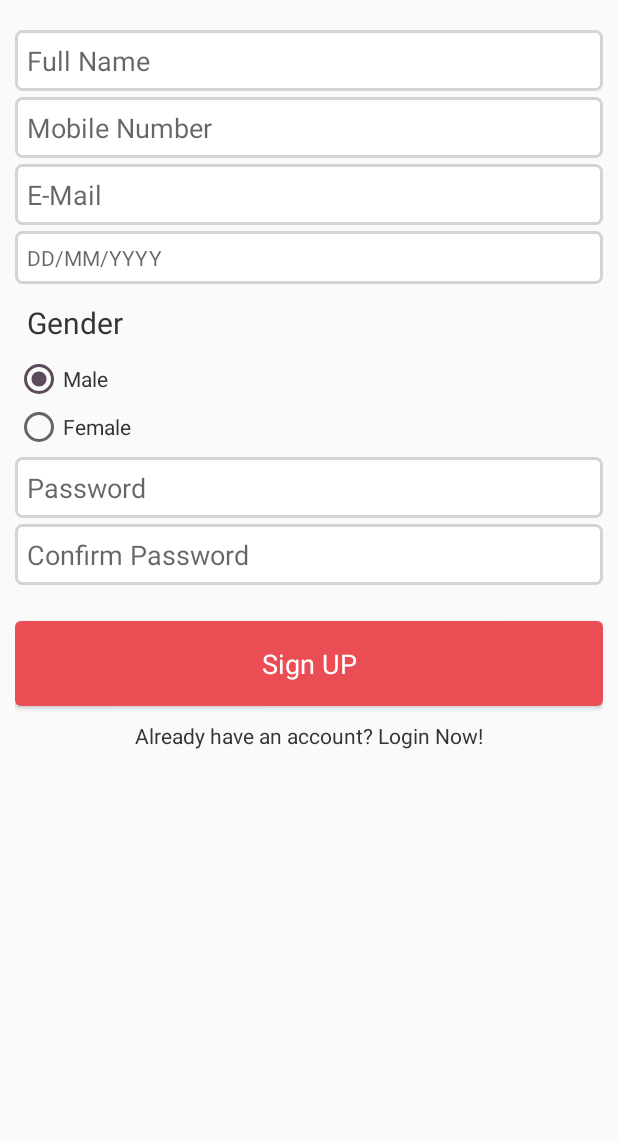
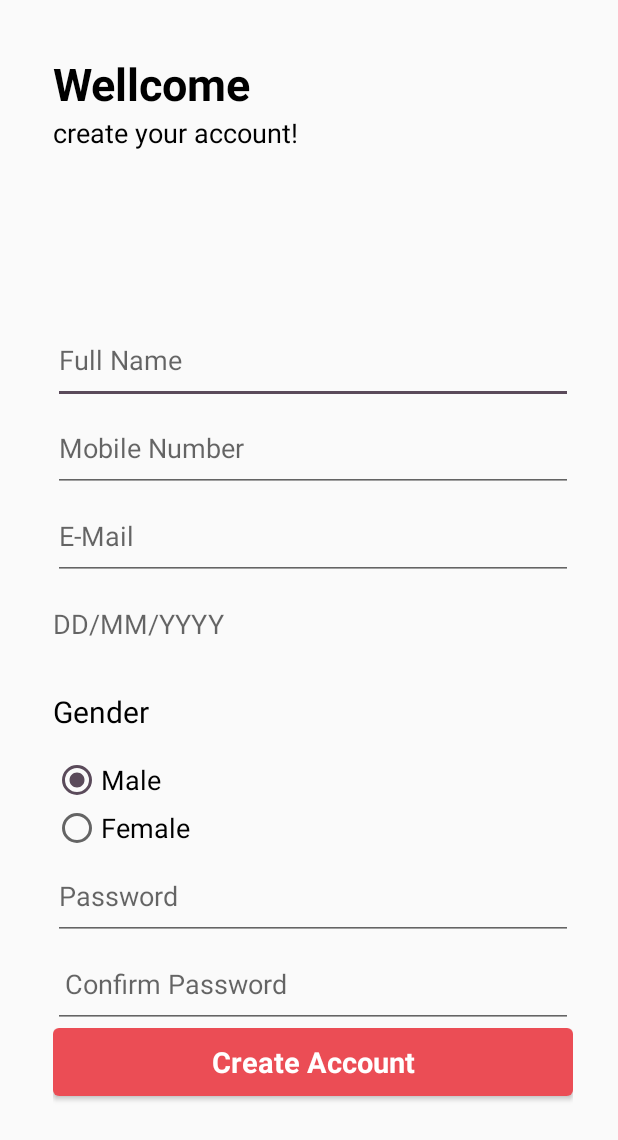
Before and after one commit to Rashedul158373/OpenVote, an Android app: the screen it shows after launch (SignUpActivity), after a tap on "New user? Register here!", on a phone screen of 412 x 824 dp. Shown: the top 1140 px of the screen. Run offline under Robolectric (Android 15) with nearby library versions, the phone set to English and light mode, and no system bars; our stand-ins replace Firebase (no records; nobody signed in at launch, a user with empty details on screens opened directly).

Commit message:
date picker time picker design signup complete

```diff
--- a/app/src/main/java/com/example/openvote/LogInActivity.java
+++ b/app/src/main/java/com/example/openvote/LogInActivity.java
@@ -69,9 +69,9 @@ public class LogInActivity extends AppCompatActivity {
     }
 
     private void init() {
-        emailET = findViewById(R.id.emailETLI);
-        passwordET = findViewById(R.id.passwordETLI);
-        loginBTN = findViewById(R.id.loginBTNLI);
+        emailET = findViewById(R.id.email_et);
+        passwordET = findViewById(R.id.password_et);
+        loginBTN = findViewById(R.id.login_btn);
         firebaseAuth = FirebaseAuth.getInstance();
         goForSignUpBTN = findViewById(R.id.goForSignUpBTNLI);
     }
--- a/app/src/main/java/com/example/openvote/SignUpActivity.java
+++ b/app/src/main/java/com/example/openvote/SignUpActivity.java
@@ -29,7 +29,7 @@ public class SignUpActivity extends AppCompatActivity {
 
     private EditText userNameET, mobileNumberET, emailET, passwordET, confirmPasswordET;
     private RadioGroup genderRG;
-    private TextView goForSignUp, dateOfBirth_tv;
+    private TextView dateOfBirth_tv;
     private Button registerBTN;
     private String userName, mobileNumber, email, dateOfBirth, gender, password, confirmPassword;
     private FirebaseAuth firebaseAuth;
@@ -41,6 +41,7 @@ public class SignUpActivity extends AppCompatActivity {
         setContentView(R.layout.activity_sign_up);
         getSupportActionBar().hide();
 
+        init();
         genderRG.setOnCheckedChangeListener(new RadioGroup.OnCheckedChangeListener() {
             @Override
             public void onCheckedChanged(RadioGroup radioGroup, int i) {
@@ -48,8 +49,14 @@ public class SignUpActivity extends AppCompatActivity {
                 gender= rb.getText().toString();
             }
         });
-        init();
 
+
+        dateOfBirth_tv.setOnClickListener(new View.OnClickListener() {
+            @Override
+            public void onClick(View v) {
+                pickDate();
+            }
+        });
         registerBTN.setOnClickListener(new View.OnClickListener() {
             @Override
             public void onClick(View v) {
@@ -61,13 +68,6 @@ public class SignUpActivity extends AppCompatActivity {
                 } else {
                     Toast.makeText(SignUpActivity.this, "Password didn't mached", Toast.LENGTH_SHORT).show();
                 }
-
-                goForSignUp.setOnClickListener(new View.OnClickListener() {
-                    @Override
-                    public void onClick(View v) {
-                        startActivity(new Intent(SignUpActivity.this, LogInActivity.class));
-                    }
-                });
 
 
             }
@@ -152,14 +152,13 @@ public class SignUpActivity extends AppCompatActivity {
     //init fields
     private void init() {
         genderRG = findViewById(R.id.genderRG);
-        userNameET = findViewById(R.id.userNameETSU);
-        mobileNumberET = findViewById(R.id.mobileNumberETSU);
-        goForSignUp = findViewById(R.id.goForSignUp);
-        emailET = findViewById(R.id.emailETSU);
+        userNameET = findViewById(R.id.userName_et);
+        mobileNumberET = findViewById(R.id.mobileNumber_et);
+        emailET = findViewById(R.id.email_et);
         dateOfBirth_tv = findViewById(R.id.dob_tv);
-        passwordET = findViewById(R.id.passwordETSU);
-        confirmPasswordET = findViewById(R.id.confirmPasswordETSU);
-        registerBTN = findViewById(R.id.registerBTNSU);
+        passwordET = findViewById(R.id.password_et);
+        confirmPasswordET = findViewById(R.id.confirmPassword_et);
+        registerBTN = findViewById(R.id.register_btn);
         firebaseAuth = FirebaseAuth.getInstance();
         databaseReference = FirebaseDatabase.getInstance().getReference();
     }
--- a/app/src/main/res/layout/activity_sign_up.xml
+++ b/app/src/main/res/layout/activity_sign_up.xml
@@ -8,160 +8,173 @@
     android:padding="10dp"
     tools:context=".SignUpActivity">
 
-    <EditText
-        android:id="@+id/userNameETSU"
+    <LinearLayout
+        android:layout_width="match_parent"
+        android:layout_height="match_parent"
+        android:layout_marginLeft="25dp"
+        android:layout_marginRight="20dp"
+        android:layout_marginTop="25dp"
+        android:layout_marginBottom="70dp"
+        android:orientation="vertical">
+
+        <LinearLayout
+            android:layout_width="match_parent"
+            android:layout_height="0dp"
+            android:layout_weight="3"
+            android:orientation="vertical">
+            <TextView
                 android:layout_width="match_parent"
                 android:layout_height="wrap_content"
-        android:layout_marginTop="10dp"
-        android:background="@drawable/curve_background"
-        android:drawablePadding="12dp"
-        android:ems="10"
+                android:text="Wellcome"
+                android:textStyle="bold"
+                android:textColor="#000000"
+                android:textSize="30sp"
+                android:gravity="center_vertical"/>
+            <TextView
+                android:layout_width="match_parent"
+                android:layout_height="wrap_content"
+                android:text="create your account!"
+                android:textColor="#000000"
+                android:textSize="18sp"
+                android:gravity="center_vertical"/>
+        </LinearLayout>
+        <EditText
+            android:id="@+id/userName_et"
+            android:layout_width="match_parent"
+            android:layout_height="0dp"
+            android:layout_weight="1"
             android:hint="Full Name"
+            android:textSize="18sp"
+            android:gravity="center_vertical"
+            android:textColor="#000000"
             android:inputType="text"
             android:maxLines="1"
-        android:padding="8dp"
-        android:textColor="@color/text_color"
 
             />
-
-
         <EditText
-        android:id="@+id/mobileNumberETSU"
+            android:id="@+id/mobileNumber_et"
             android:layout_width="match_parent"
-        android:layout_height="wrap_content"
-        android:layout_marginTop="4dp"
-        android:background="@drawable/curve_background"
-        android:drawablePadding="12dp"
-        android:ems="10"
+            android:layout_height="0dp"
+            android:layout_weight="1"
+            android:textColor="#000000"
             android:hint="Mobile Number"
+            android:textSize="18sp"
+            android:gravity="center_vertical"
             android:inputType="number"
             android:maxLines="1"
             android:maxLength="11"
-        android:padding="8dp"
-        android:textColor="@color/text_color"
 
             />
-
-
         <EditText
-        android:id="@+id/emailETSU"
+            android:id="@+id/email_et"
             android:layout_width="match_parent"
-        android:layout_height="wrap_content"
-        android:layout_marginTop="4dp"
-        android:background="@drawable/curve_background"
-        android:drawablePadding="12dp"
-        android:ems="10"
+            android:layout_height="0dp"
+            android:layout_weight="1"
+            android:textColor="#000000"
             android:hint="E-Mail"
+            android:textSize="18sp"
             android:inputType="textEmailAddress"
+            android:gravity="center_vertical"
             android:maxLines="1"
-        android:padding="8dp"
-        android:textColor="@color/text_color"
 
             />
-
         <TextView
             android:id="@+id/dob_tv"
             android:layout_width="match_parent"
-        android:layout_height="wrap_content"
-        android:layout_marginTop="4dp"
-        android:background="@drawable/curve_background"
-        android:drawablePadding="12dp"
-        android:ems="10"
+            android:layout_height="0dp"
+            android:layout_weight="1"
+            android:textColor="#000000"
             android:hint="DD/MM/YYYY"
+            android:textSize="18sp"
             android:inputType="textEmailAddress"
+            android:gravity="center_vertical"
             android:maxLines="1"
-        android:padding="8dp"
-        android:textColor="@color/text_color"
 
             />
-
         <TextView
-        android:layout_width="wrap_content"
-        android:layout_height="wrap_content"
-        android:layout_marginTop="4dp"
-        android:padding="8dp"
+            android:layout_width="match_parent"
+            android:layout_height="0dp"
+            android:layout_weight="1"
+            android:textColor="#000000"
             android:text="Gender"
-        android:textColor="@color/text_color"
+            android:gravity="center_vertical"
             android:textSize="20sp" />
-
         <RadioGroup
             android:id="@+id/genderRG"
             android:layout_width="wrap_content"
             android:layout_height="wrap_content">
 
             <RadioButton
-            android:id="@+id/maleId"
-            android:layout_width="wrap_content"
-            android:layout_height="wrap_content"
+                android:layout_width="match_parent"
+                android:layout_height="0dp"
+                android:layout_weight="1"
                 android:text="Male"
+                android:textSize="18sp"
+                android:gravity="center_vertical"
+                android:textColor="#000000"
                 android:checked="true"
-            android:textColor="@color/text_color" />
+                />
 
             <RadioButton
-            android:id="@+id/femaleId"
-            android:layout_width="wrap_content"
-            android:layout_height="wrap_content"
+                android:layout_width="match_parent"
+                android:layout_height="0dp"
+                android:layout_weight="1"
                 android:text="Female"
-            android:textColor="@color/text_color" />
+                android:textSize="18sp"
+                android:gravity="center_vertical"
+                android:textColor="#000000"/>
         </RadioGroup>
+        <EditText
+            android:id="@+id/password_et"
+            android:layout_width="match_parent"
+            android:layout_height="0dp"
+            android:layout_weight="1"
+            android:textColor="#000000"
+            android:hint="Password"
+            android:textSize="18sp"
+            android:gravity="center_vertical"
+            android:inputType="textPassword"
+            android:maxLines="1"
 
+            />
         <EditText
-        android:id="@+id/passwordETSU"
+            android:id="@+id/confirmPassword_et"
             android:layout_width="match_parent"
-        android:layout_height="wrap_content"
-        android:layout_marginTop="4dp"
-        android:background="@drawable/curve_background"
-        android:drawablePadding="12dp"
-        android:ems="10"
-        android:hint="Password"
+            android:layout_height="0dp"
+            android:layout_weight="1"
+            android:textColor="#000000"
+            android:hint="Confirm Password"
+            android:textSize="18sp"
+            android:gravity="center_vertical"
             android:inputType="textPassword"
             android:maxLines="1"
             android:padding="8dp"
-        android:textColor="@color/text_color"
 
             />
 
-    <EditText
-        android:id="@+id/confirmPasswordETSU"
+        <LinearLayout
             android:layout_width="match_parent"
-        android:layout_height="wrap_content"
-        android:layout_marginTop="4dp"
-        android:background="@drawable/curve_background"
-        android:drawablePadding="12dp"
-        android:ems="10"
-        android:hint="Confirm Password"
-        android:inputType="textPassword"
-        android:maxLines="1"
-        android:padding="8dp"
-        android:textColor="@color/text_color"
-
-        />
+            android:layout_height="0dp"
+            android:layout_weight="1">
 
             <Button
-        android:id="@+id/registerBTNSU"
+                android:id="@+id/register_btn"
                 style="@style/Base.TextAppearance.AppCompat.Body1"
                 android:layout_width="match_parent"
-        android:layout_height="wrap_content"
-        android:layout_marginTop="24dp"
+                android:layout_height="45dp"
                 android:background="@drawable/button_background"
                 android:clickable="true"
-        android:padding="16dp"
-        android:text="Sign UP"
+                android:text="Create Account"
                 android:textAllCaps="false"
-        android:textColor="#ffff"
-        android:textSize="18sp" />
+                android:textColor="#FFFFFF"
+                android:textSize="19sp"
+                android:textStyle="bold"/>
 
-
-    <TextView
-        android:id="@+id/goForSignUp"
-        android:layout_width="wrap_content"
-        android:layout_height="wrap_content"
-        android:layout_gravity="center"
-        android:layout_marginTop="10dp"
-        android:text="Already have an account? Login Now!"
-        android:textColor="@color/text_color"
-
-        />
+        </LinearLayout>
 
 
     </LinearLayout>
+
+
+
+</LinearLayout>
--- a/app/src/main/res/values/strings.xml
+++ b/app/src/main/res/values/strings.xml
@@ -7,9 +7,9 @@
     <string name="nav_header_desc">Navigation header</string>
     <string name="action_settings">Settings</string>
 
-    <string name="menu_home">Home</string>
-    <string name="menu_gallery">Gallery</string>
-    <string name="menu_slideshow">Slideshow</string>
+    <string name="menu_editprofile">Edit profile</string>
+    <string name="menu_usermanual">User manual</string>
+    <string name="menu_history">History</string>
     <string name="menu_tools">Setting</string>
     <string name="menu_share">Share</string>
     <string name="menu_send">Send</string>
```
Also changed, not shown: app/src/main/res/drawable/ic_history_black_24dp.xml (added, +9 -0 lines), app/src/main/res/layout/activity_log_in.xml (+25 -15 lines), app/src/main/res/layout/home_list_element_ui.xml (+4 -3 lines), app/src/main/res/menu/activity_main_drawer.xml (+7 -7 lines), app/src/main/res/navigation/mobile_navigation.xml (+7 -7 lines). Lines whose indentation alone changed are shown as unchanged.
